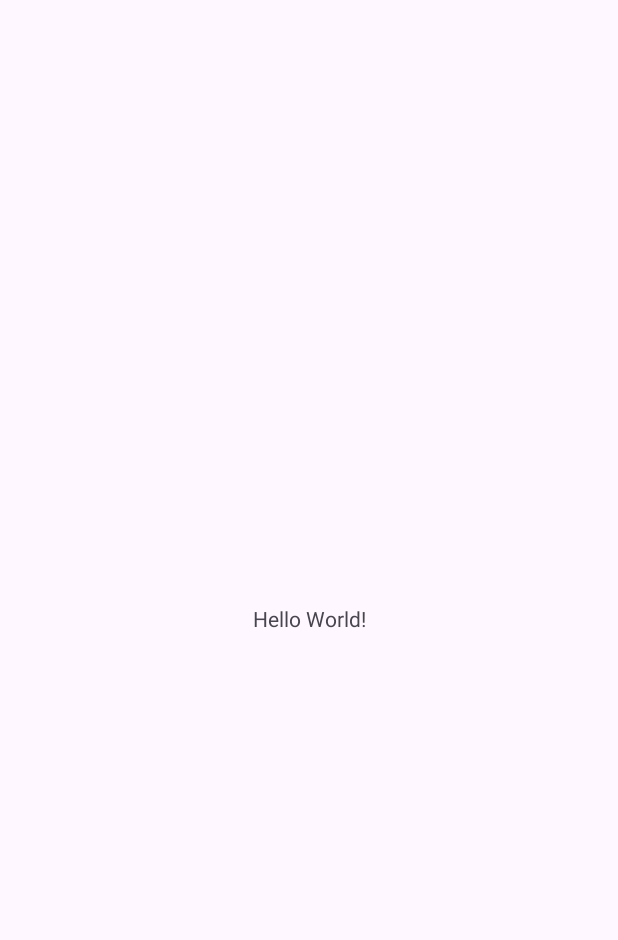
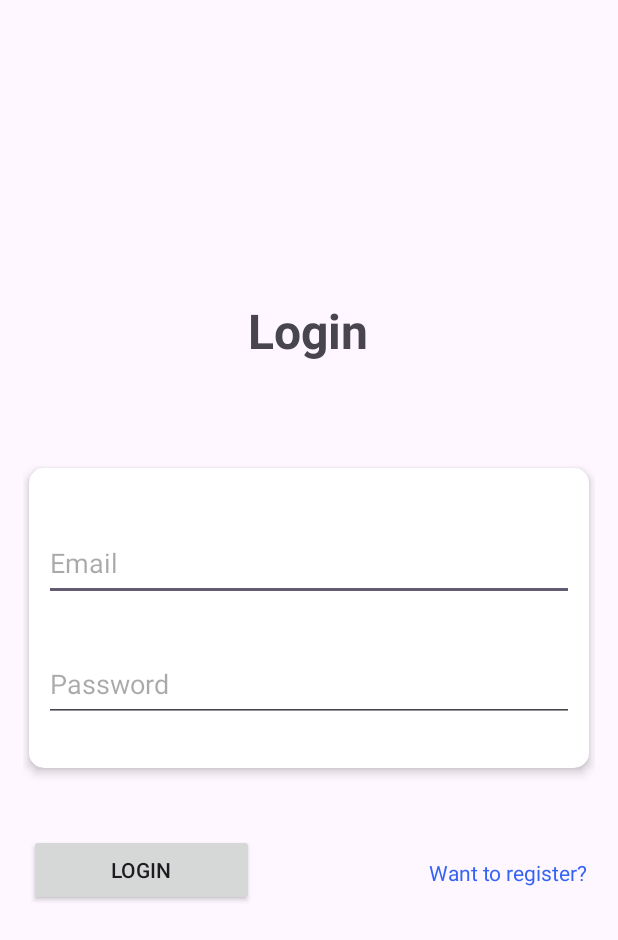
Before and after one commit to BuahPir/Aplikasi_Peminjaman, an Android app: the screen it shows after launch (MainActivity before the commit, login after it), on a phone screen of 412 x 824 dp. Before the commit the part shown is almost empty. Shown: the top 940 px of the screen. Run offline under Robolectric (Android 15) with nearby library versions, the phone set to English and light mode, and no system bars; our stand-ins replace Firebase (no records; nobody signed in at launch, a user with empty details on screens opened directly).

Commit message:
Login and Register Feature has been Added using Firebase

```diff
--- a/app/build.gradle.kts
+++ b/app/build.gradle.kts
@@ -1,6 +1,7 @@
 plugins {
     alias(libs.plugins.android.application)
     alias(libs.plugins.kotlin.android)
+    alias(libs.plugins.google.gms.google.services)
 }
 
 android {
@@ -42,6 +43,7 @@ dependencies {
     implementation(libs.material)
     implementation(libs.androidx.activity)
     implementation(libs.androidx.constraintlayout)
+    implementation(libs.firebase.auth)
     testImplementation(libs.junit)
     androidTestImplementation(libs.androidx.junit)
     androidTestImplementation(libs.androidx.espresso.core)
--- /dev/null
+++ b/app/src/main/java/com/mobile/aplikasipeminjaman/login.kt
@@ -0,0 +1,91 @@
+package com.mobile.aplikasipeminjaman
+
+import android.content.Intent
+import android.os.Bundle
+import android.widget.Button
+import android.widget.EditText
+import androidx.activity.enableEdgeToEdge
+import androidx.appcompat.app.AppCompatActivity
+import androidx.core.view.ViewCompat
+import androidx.core.view.WindowInsetsCompat
+import android.widget.TextView
+import android.widget.Toast
+import com.google.firebase.auth.FirebaseAuth
+import com.google.firebase.auth.FirebaseUser
+
+class login : AppCompatActivity() {
+    private lateinit var registerNow: TextView
+    private lateinit var auth: FirebaseAuth
+    private lateinit var inputEmail: EditText
+    private lateinit var inputPassword: EditText
+    private lateinit var loginBtn: Button
+
+    override fun onCreate(savedInstanceState: Bundle?) {
+        super.onCreate(savedInstanceState)
+        enableEdgeToEdge()
+        setContentView(R.layout.activity_login)
+        inputEmail = findViewById(R.id.emailInput)
+        inputPassword = findViewById(R.id.passwordInput)
+        loginBtn = findViewById(R.id.loginBtn)
+        auth = FirebaseAuth.getInstance()
+        registerNow = findViewById(R.id.registerNow);
+        registerNow.setOnClickListener{
+            val intent = Intent(this, register::class.java)
+            startActivity(intent)
+            finish()
+        }
+        loginBtn.setOnClickListener{
+            val email = inputEmail.text.toString()
+            val password = inputPassword.text.toString()
+
+            if (email.isEmpty()) {
+                Toast.makeText(this@login, "Enter email", Toast.LENGTH_SHORT).show()
+                return@setOnClickListener
+            }
+
+            if (password.isEmpty()) {
+                Toast.makeText(this@login, "Enter password", Toast.LENGTH_SHORT).show()
+                return@setOnClickListener
+            }
+            auth.signInWithEmailAndPassword(email, password)
+                .addOnCompleteListener(this) { task ->
+                    if (task.isSuccessful) {
+                        Toast.makeText(
+                            baseContext,
+                            "Login berhasil.",
+                            Toast.LENGTH_SHORT,
+                        ).show()
+                        val intent = Intent(this, MainActivity::class.java)
+                        val user = auth.currentUser
+                        updateUI(user)
+                        startActivity(intent)
+                    } else {
+                        // If sign in fails, display a message to the user.
+                        Toast.makeText(
+                            baseContext,
+                            "Akun anda belum terdaftar.",
+                            Toast.LENGTH_SHORT,
+                        ).show()
+                        updateUI(null)
+                    }
+                }
+        }
+        ViewCompat.setOnApplyWindowInsetsListener(findViewById(R.id.main)) { v, insets ->
+            val systemBars = insets.getInsets(WindowInsetsCompat.Type.systemBars())
+            v.setPadding(systemBars.left, systemBars.top, systemBars.right, systemBars.bottom)
+            insets
+        }
+    }
+    public override fun onStart() {
+        super.onStart()
+        // Check if user is signed in (non-null) and update UI accordingly.
+        val currentUser = auth.currentUser
+        if (currentUser != null) {
+            reload()
+        }
+    }
+    private fun updateUI(user: FirebaseUser?) {
+    }
+    private fun reload() {
+    }
+}
--- /dev/null
+++ b/app/src/main/res/layout/activity_login.xml
@@ -0,0 +1,91 @@
+<?xml version="1.0" encoding="utf-8"?>
+<androidx.constraintlayout.widget.ConstraintLayout xmlns:android="http://schemas.android.com/apk/res/android"
+    xmlns:app="http://schemas.android.com/apk/res-auto"
+    xmlns:tools="http://schemas.android.com/tools"
+    android:id="@+id/main"
+    android:layout_width="match_parent"
+    android:layout_height="match_parent"
+    android:orientation="vertical"
+    android:layout_gravity="center"
+    tools:context=".login"
+    android:layout_margin="15dp">
+
+    <TextView
+        android:layout_width="wrap_content"
+        android:layout_height="wrap_content"
+        android:text="@string/login"
+        android:textSize="32sp"
+        android:textStyle="bold"
+        app:layout_constraintBottom_toTopOf="@+id/cardView"
+        app:layout_constraintEnd_toEndOf="parent"
+        app:layout_constraintHorizontal_bias="0.498"
+        app:layout_constraintStart_toStartOf="parent"
+        app:layout_constraintTop_toTopOf="parent"
+        app:layout_constraintVertical_bias="0.724" />
+
+    <androidx.cardview.widget.CardView
+        android:id="@+id/cardView"
+        android:layout_width="match_parent"
+        android:layout_height="200dp"
+        android:layout_margin="4dp"
+        app:cardElevation="4dp"
+        app:cardCornerRadius="10dp"
+        app:layout_constraintBottom_toBottomOf="parent"
+        app:layout_constraintEnd_toEndOf="parent"
+        app:layout_constraintStart_toStartOf="parent"
+        app:layout_constraintTop_toTopOf="parent">
+
+        <androidx.constraintlayout.widget.ConstraintLayout
+            android:layout_width="match_parent"
+            android:layout_height="match_parent">
+
+            <androidx.appcompat.widget.AppCompatEditText
+                android:id="@+id/emailInput"
+                android:layout_width="match_parent"
+                android:layout_height="50dp"
+                android:layout_margin="10dp"
+                android:hint="@string/email"
+                app:layout_constraintBottom_toBottomOf="parent"
+                app:layout_constraintTop_toTopOf="parent"
+                app:layout_constraintVertical_bias="0.218" />
+
+            <androidx.appcompat.widget.AppCompatEditText
+                android:id="@+id/passwordInput"
+                android:layout_width="match_parent"
+                android:layout_height="50dp"
+                android:inputType="textPassword"
+                android:layout_margin="10dp"
+                android:hint="@string/password"
+                app:layout_constraintBottom_toBottomOf="parent"
+                app:layout_constraintTop_toBottomOf="@+id/emailInput"
+                tools:layout_editor_absoluteX="0dp" />
+        </androidx.constraintlayout.widget.ConstraintLayout>
+    </androidx.cardview.widget.CardView>
+
+    <androidx.appcompat.widget.AppCompatButton
+        android:id="@+id/loginBtn"
+        android:layout_width="150dp"
+        android:layout_height="wrap_content"
+        android:layout_marginTop="40dp"
+        android:text="@string/login"
+        app:layout_constraintBottom_toBottomOf="parent"
+        app:layout_constraintEnd_toEndOf="parent"
+        app:layout_constraintHorizontal_bias="0.018"
+        app:layout_constraintStart_toStartOf="parent"
+        app:layout_constraintTop_toBottomOf="@+id/cardView"
+        app:layout_constraintVertical_bias="0.019" />
+
+    <TextView
+        android:layout_width="wrap_content"
+        android:layout_height="wrap_content"
+        android:layout_marginStart="64dp"
+        android:layout_marginTop="60dp"
+        android:text="@string/registerNow"
+        android:id="@+id/registerNow"
+        app:layout_constraintEnd_toEndOf="parent"
+        app:layout_constraintHorizontal_bias="0.914"
+        app:layout_constraintStart_toEndOf="@+id/loginBtn"
+        app:layout_constraintTop_toBottomOf="@+id/cardView"
+        android:textColor="@color/blue"/>
+
+</androidx.constraintlayout.widget.ConstraintLayout>
--- a/app/src/main/res/values/colors.xml
+++ b/app/src/main/res/values/colors.xml
@@ -2,4 +2,5 @@
 <resources>
     <color name="black">#FF000000</color>
     <color name="white">#FFFFFFFF</color>
+    <color name="blue">#3564F5</color>
 </resources>
--- a/app/src/main/res/values/strings.xml
+++ b/app/src/main/res/values/strings.xml
@@ -1,3 +1,9 @@
 <resources>
     <string name="app_name">Aplikasi Peminjaman</string>
+    <string name="login">Login</string>
+    <string name="email">Email</string>
+    <string name="password">Password</string>
+    <string name="register">Register</string>
+    <string name="registerNow">Want to register?</string>
+    <string name="loginNow">Login Now</string>
 </resources>
--- a/build.gradle.kts
+++ b/build.gradle.kts
@@ -2,4 +2,5 @@
 plugins {
     alias(libs.plugins.android.application) apply false
     alias(libs.plugins.kotlin.android) apply false
+    alias(libs.plugins.google.gms.google.services) apply false
 }
--- a/gradle/libs.versions.toml
+++ b/gradle/libs.versions.toml
@@ -9,6 +9,8 @@ appcompat = "1.7.0"
 material = "1.12.0"
 activity = "1.10.1"
 constraintlayout = "2.2.1"
+googleGmsGoogleServices = "4.4.2"
+firebaseAuth = "23.1.0"
 
 [libraries]
 androidx-core-ktx = { group = "androidx.core", name = "core-ktx", version.ref = "coreKtx" }
@@ -19,7 +21,9 @@ androidx-appcompat = { group = "androidx.appcompat", name = "appcompat", version
 material = { group = "com.google.android.material", name = "material", version.ref = "material" }
 androidx-activity = { group = "androidx.activity", name = "activity", version.ref = "activity" }
 androidx-constraintlayout = { group = "androidx.constraintlayout", name = "constraintlayout", version.ref = "constraintlayout" }
+firebase-auth = { group = "com.google.firebase", name = "firebase-auth", version.ref = "firebaseAuth" }
 
 [plugins]
 android-application = { id = "com.android.application", version.ref = "agp" }
 kotlin-android = { id = "org.jetbrains.kotlin.android", version.ref = "kotlin" }
+google-gms-google-services = { id = "com.google.gms.google-services", version.ref = "googleGmsGoogleServices" }
```
Also changed, not shown: app/src/main/AndroidManifest.xml (+12 -3 lines), app/src/main/java/com/mobile/aplikasipeminjaman/register.kt (added, +92 -0 lines), app/src/main/res/layout/activity_register.xml (added, +90 -0 lines).
